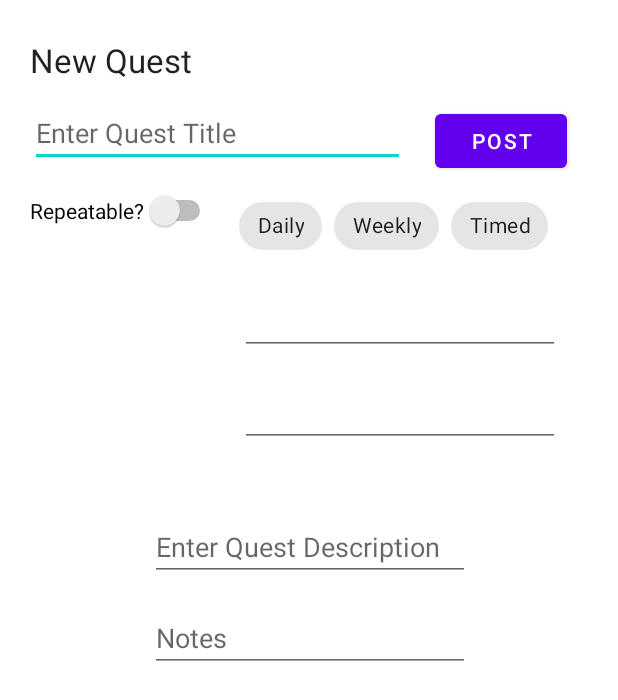
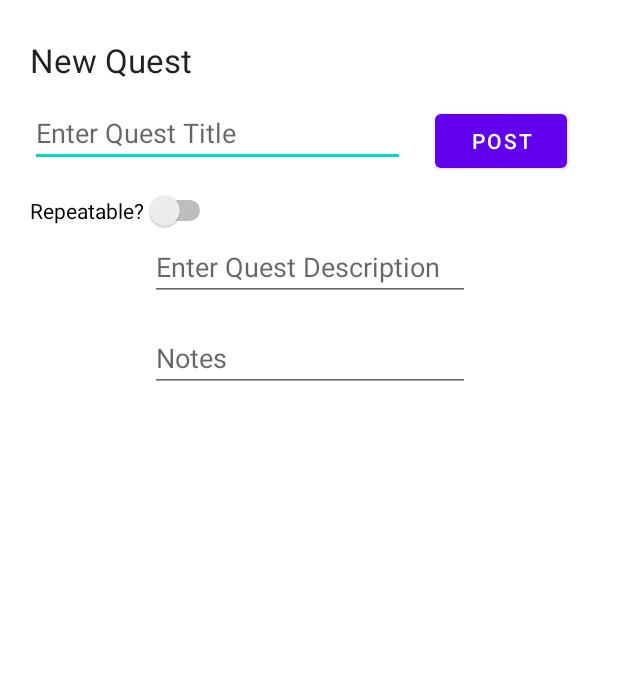
Before and after one commit to BrianJSo/QuestLogbook, an Android app: the QuestMakerForm screen opened directly, with no data from a screen before it, on a phone screen of 412 x 824 dp. Shown: the top 700 px of the screen. Run offline under Robolectric (Android 15) with nearby library versions, the light colour scheme and no system bars.

Commit message:
quest maker form class: initial elements

```diff
--- a/app/src/main/res/layout/activity_quest_maker_form.xml
+++ b/app/src/main/res/layout/activity_quest_maker_form.xml
@@ -55,10 +55,12 @@
         android:layout_height="49dp"
         android:layout_marginStart="15dp"
         android:layout_marginTop="15dp"
+        android:visibility="gone"
         app:layout_constraintStart_toEndOf="@+id/switch1"
         app:layout_constraintTop_toBottomOf="@+id/editTextTextPersonName"
         app:singleLine="true"
-        app:singleSelection="true">
+        app:singleSelection="true"
+        tools:visibility="invisible">
 
         <com.google.android.material.chip.Chip
             android:id="@+id/chip5"
@@ -102,8 +104,10 @@
         android:layout_marginTop="15dp"
         android:ems="10"
         android:inputType="time"
+        android:visibility="gone"
         app:layout_constraintStart_toStartOf="parent"
-        app:layout_constraintTop_toBottomOf="@+id/chipGroup" />
+        app:layout_constraintTop_toBottomOf="@+id/chipGroup"
+        tools:visibility="invisible" />
 
     <EditText
         android:id="@+id/editTextDate"
@@ -113,8 +117,10 @@
         android:layout_marginTop="16dp"
         android:ems="10"
         android:inputType="date"
+        android:visibility="gone"
         app:layout_constraintStart_toStartOf="parent"
-        app:layout_constraintTop_toBottomOf="@+id/editTextTime" />
+        app:layout_constraintTop_toBottomOf="@+id/editTextTime"
+        tools:visibility="invisible" />
 
     <EditText
         android:id="@+id/editTextTextPersonName3"
```
